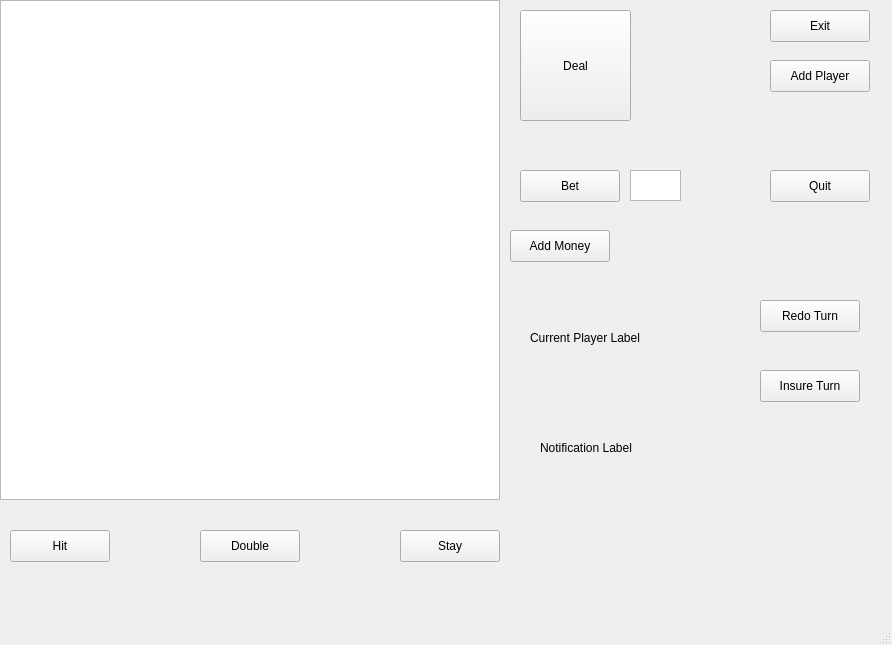
Above: blackjack/game.ui from dawsonvoth1/blackjack_oop before the change. Below: the same form after it.
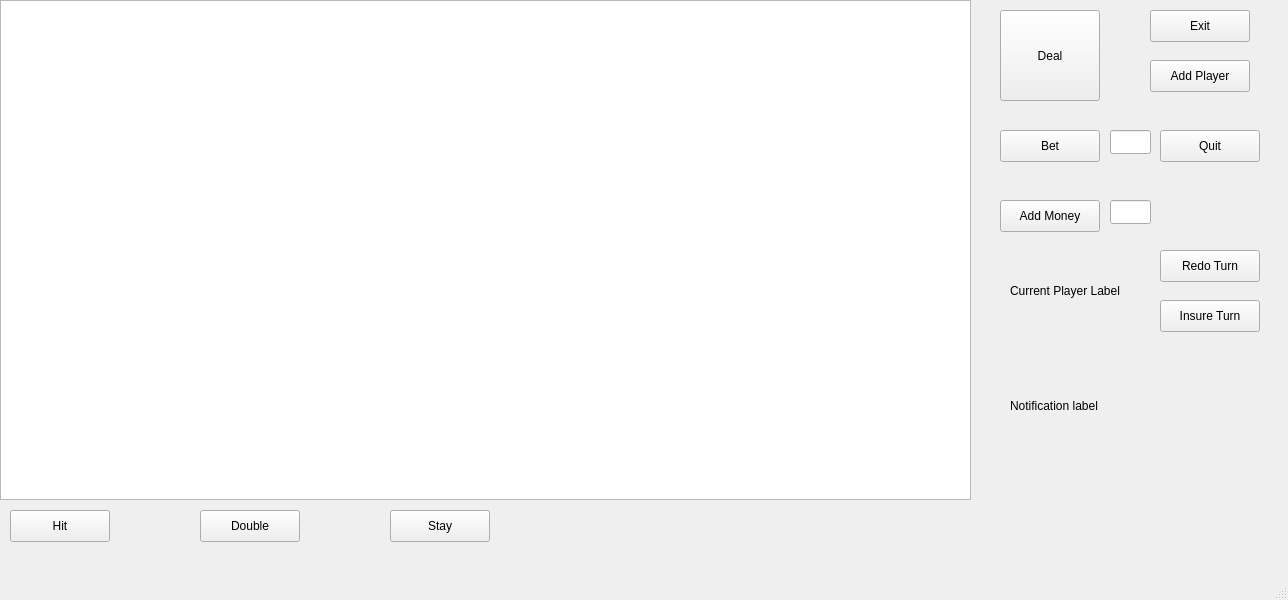
That is the form after the change.

Patch:
```diff
--- a/blackjack/game.ui
+++ b/blackjack/game.ui
@@ -6,8 +6,8 @@
    <rect>
     <x>0</x>
     <y>0</y>
-    <width>892</width>
-    <height>645</height>
+    <width>1288</width>
+    <height>600</height>
    </rect>
   </property>
   <property name="windowTitle">
@@ -19,16 +19,29 @@
      <rect>
       <x>0</x>
       <y>0</y>
-      <width>500</width>
+      <width>971</width>
       <height>500</height>
      </rect>
     </property>
    </widget>
-   <widget class="QPushButton" name="pushButton">
+   <widget class="QPushButton" name="dealpushButton">
+    <property name="geometry">
+     <rect>
+      <x>1000</x>
+      <y>10</y>
+      <width>100</width>
+      <height>91</height>
+     </rect>
+    </property>
+    <property name="text">
+     <string>Deal</string>
+    </property>
+   </widget>
+   <widget class="QPushButton" name="hitpushButton">
     <property name="geometry">
      <rect>
       <x>10</x>
-      <y>530</y>
+      <y>510</y>
       <width>100</width>
       <height>32</height>
      </rect>
@@ -41,7 +54,7 @@
     <property name="geometry">
      <rect>
       <x>200</x>
-      <y>530</y>
+      <y>510</y>
       <width>100</width>
       <height>32</height>
      </rect>
@@ -53,8 +66,8 @@
    <widget class="QPushButton" name="pushButton_3">
     <property name="geometry">
      <rect>
-      <x>400</x>
-      <y>530</y>
+      <x>390</x>
+      <y>510</y>
       <width>100</width>
       <height>32</height>
      </rect>
@@ -66,33 +79,7 @@
    <widget class="QPushButton" name="pushButton_4">
     <property name="geometry">
      <rect>
-      <x>520</x>
-      <y>10</y>
-      <width>111</width>
-      <height>111</height>
-     </rect>
-    </property>
-    <property name="text">
-     <string>Deal</string>
-    </property>
-   </widget>
-   <widget class="QPushButton" name="pushButton_5">
-    <property name="geometry">
-     <rect>
-      <x>770</x>
-      <y>10</y>
-      <width>100</width>
-      <height>32</height>
-     </rect>
-    </property>
-    <property name="text">
-     <string>Exit</string>
-    </property>
-   </widget>
-   <widget class="QPushButton" name="pushButton_6">
-    <property name="geometry">
-     <rect>
-      <x>770</x>
+      <x>1150</x>
       <y>60</y>
       <width>100</width>
       <height>32</height>
@@ -105,8 +92,21 @@
    <widget class="QPushButton" name="pushButton_7">
     <property name="geometry">
      <rect>
-      <x>520</x>
-      <y>170</y>
+      <x>1150</x>
+      <y>10</y>
+      <width>100</width>
+      <height>32</height>
+     </rect>
+    </property>
+    <property name="text">
+     <string>Exit</string>
+    </property>
+   </widget>
+   <widget class="QPushButton" name="betpushButton">
+    <property name="geometry">
+     <rect>
+      <x>1000</x>
+      <y>130</y>
       <width>100</width>
       <height>32</height>
      </rect>
@@ -118,8 +118,8 @@
    <widget class="QPushButton" name="pushButton_8">
     <property name="geometry">
      <rect>
-      <x>770</x>
-      <y>170</y>
+      <x>1160</x>
+      <y>130</y>
       <width>100</width>
       <height>32</height>
      </rect>
@@ -128,21 +128,24 @@
      <string>Quit</string>
     </property>
    </widget>
-   <widget class="QTextEdit" name="textEdit">
+   <widget class="QPushButton" name="redopushButton">
     <property name="geometry">
      <rect>
-      <x>630</x>
-      <y>170</y>
-      <width>51</width>
-      <height>31</height>
+      <x>1160</x>
+      <y>250</y>
+      <width>100</width>
+      <height>32</height>
      </rect>
     </property>
+    <property name="text">
+     <string>Redo Turn</string>
+    </property>
    </widget>
    <widget class="QPushButton" name="pushButton_9">
     <property name="geometry">
      <rect>
-      <x>510</x>
-      <y>230</y>
+      <x>1000</x>
+      <y>200</y>
       <width>100</width>
       <height>32</height>
      </rect>
@@ -154,36 +157,43 @@
    <widget class="QPushButton" name="pushButton_10">
     <property name="geometry">
      <rect>
-      <x>760</x>
+      <x>1160</x>
       <y>300</y>
       <width>100</width>
       <height>32</height>
      </rect>
     </property>
     <property name="text">
-     <string>Redo Turn</string>
-    </property>
-   </widget>
-   <widget class="QPushButton" name="pushButton_11">
-    <property name="geometry">
-     <rect>
-      <x>760</x>
-      <y>370</y>
-      <width>100</width>
-      <height>32</height>
-     </rect>
-    </property>
-    <property name="text">
      <string>Insure Turn</string>
     </property>
    </widget>
-   <widget class="QLabel" name="label">
+   <widget class="QLineEdit" name="inputBetlineEdit">
     <property name="geometry">
      <rect>
-      <x>530</x>
-      <y>330</y>
-      <width>121</width>
-      <height>16</height>
+      <x>1110</x>
+      <y>130</y>
+      <width>41</width>
+      <height>24</height>
+     </rect>
+    </property>
+   </widget>
+   <widget class="QLineEdit" name="inputAddMoneylineEdit">
+    <property name="geometry">
+     <rect>
+      <x>1110</x>
+      <y>200</y>
+      <width>41</width>
+      <height>24</height>
+     </rect>
+    </property>
+   </widget>
+   <widget class="QLabel" name="currentPlayerlabel">
+    <property name="geometry">
+     <rect>
+      <x>1010</x>
+      <y>260</y>
+      <width>141</width>
+      <height>61</height>
      </rect>
     </property>
     <property name="text">
@@ -193,14 +203,14 @@
    <widget class="QLabel" name="label_2">
     <property name="geometry">
      <rect>
-      <x>540</x>
-      <y>440</y>
-      <width>121</width>
-      <height>16</height>
+      <x>1010</x>
+      <y>390</y>
+      <width>261</width>
+      <height>31</height>
      </rect>
     </property>
     <property name="text">
-     <string>Notification Label</string>
+     <string>Notification label</string>
     </property>
    </widget>
   </widget>
```
Left out of the diff: 22 changed lines with no effect on the pictures.
